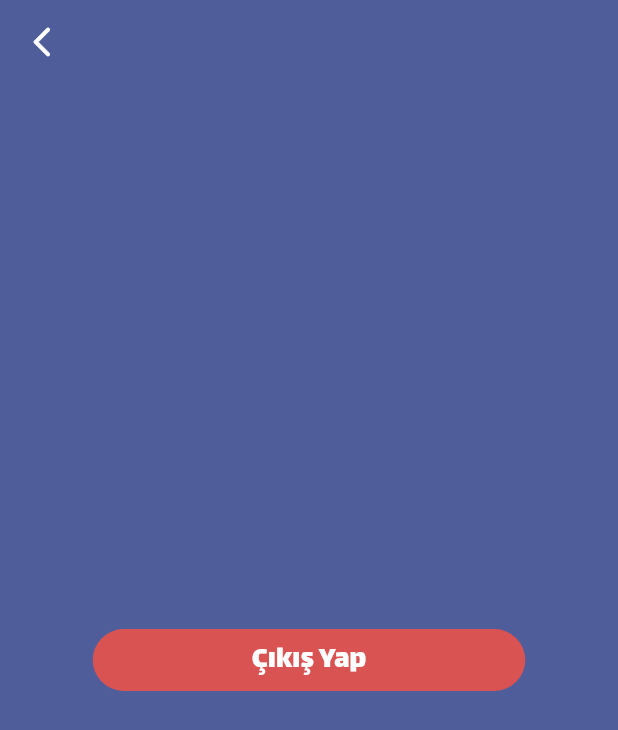
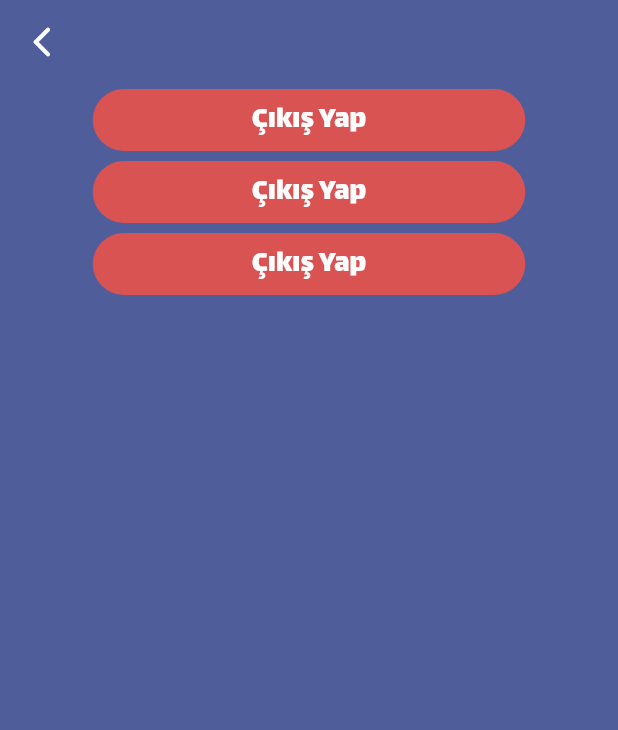
Before and after one commit to eminhologlu/Kulup-Uygulamasi, a Flutter app: the Ayarlar screen opened directly, on a phone screen of 412 x 824 dp. Shown: the top 730 px of the screen. Run offline on Flutter 3.47's test engine with Material 3 defaults, Android fonts, the phone set to English and light mode, and no system bars; our stand-ins replace flutter_dotenv, parse_server_sdk_flutter.

Commit message:
Ayarlar sekmesinde değişiklikler

```diff
--- a/lib/ayarlar.dart
+++ b/lib/ayarlar.dart
@@ -42,7 +42,9 @@
       ),
       backgroundColor: const Color.fromARGB(255, 79, 93, 154),
       body: Center(
-        child: FilledButton(
+        child: Column(
+          children: [
+            FilledButton(
               onPressed: () async {
                 doUserLogout();
               },
@@ -57,6 +59,38 @@
                     fontSize: MediaQuery.of(context).size.width * 0.05),
               ),
             ),
+            FilledButton(
+              onPressed: () async {
+                doUserLogout();
+              },
+              style: FilledButton.styleFrom(
+                  backgroundColor: const Color.fromARGB(255, 218, 83, 83),
+                  fixedSize: Size(MediaQuery.of(context).size.width * 0.7,
+                      MediaQuery.of(context).size.height * 0.05)),
+              child: Text(
+                "Çıkış Yap",
+                style: TextStyle(
+                    fontFamily: "Lalezar",
+                    fontSize: MediaQuery.of(context).size.width * 0.05),
+              ),
+            ),
+            FilledButton(
+              onPressed: () async {
+                doUserLogout();
+              },
+              style: FilledButton.styleFrom(
+                  backgroundColor: const Color.fromARGB(255, 218, 83, 83),
+                  fixedSize: Size(MediaQuery.of(context).size.width * 0.7,
+                      MediaQuery.of(context).size.height * 0.05)),
+              child: Text(
+                "Çıkış Yap",
+                style: TextStyle(
+                    fontFamily: "Lalezar",
+                    fontSize: MediaQuery.of(context).size.width * 0.05),
+              ),
+            ),
+          ],
+        ),
       ),
     );
   }
```
Lines whose indentation alone changed are shown as unchanged.
